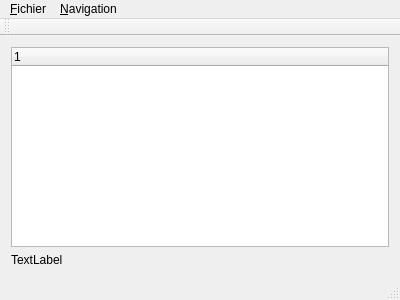
Above: qflex/mainwindow.ui from antigol/Qflex before the change. Below: the same form after it.
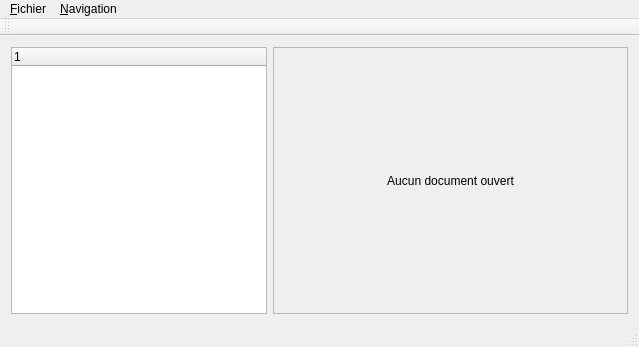
That is the form after the change.

```diff
--- a/qflex/mainwindow.ui
+++ b/qflex/mainwindow.ui
@@ -6,17 +6,23 @@
    <rect>
     <x>0</x>
     <y>0</y>
-    <width>400</width>
-    <height>300</height>
+    <width>639</width>
+    <height>347</height>
    </rect>
   </property>
   <property name="windowTitle">
    <string>MainWindow</string>
   </property>
   <widget class="QWidget" name="centralWidget">
-   <layout class="QVBoxLayout" name="verticalLayout">
+   <layout class="QHBoxLayout" name="horizontalLayout">
     <item>
      <widget class="QTreeWidget" name="treeWidget">
+      <property name="sizePolicy">
+       <sizepolicy hsizetype="Maximum" vsizetype="Expanding">
+        <horstretch>0</horstretch>
+        <verstretch>0</verstretch>
+       </sizepolicy>
+      </property>
       <column>
        <property name="text">
         <string notr="true">1</string>
@@ -25,10 +31,32 @@
      </widget>
     </item>
     <item>
-     <widget class="QLabel" name="labelAddress">
-      <property name="text">
-       <string>TextLabel</string>
+     <widget class="QScrollArea" name="scrollArea">
+      <property name="widgetResizable">
+       <bool>true</bool>
       </property>
+      <widget class="QWidget" name="scrollAreaWidgetContents">
+       <property name="geometry">
+        <rect>
+         <x>0</x>
+         <y>0</y>
+         <width>357</width>
+         <height>267</height>
+        </rect>
+       </property>
+       <layout class="QVBoxLayout" name="verticalLayout">
+        <item>
+         <widget class="QLabel" name="label">
+          <property name="text">
+           <string>Aucun document ouvert</string>
+          </property>
+          <property name="alignment">
+           <set>Qt::AlignCenter</set>
+          </property>
+         </widget>
+        </item>
+       </layout>
+      </widget>
      </widget>
     </item>
    </layout>
@@ -38,7 +66,7 @@
     <rect>
      <x>0</x>
      <y>0</y>
-     <width>400</width>
+     <width>639</width>
      <height>25</height>
     </rect>
    </property>
```
